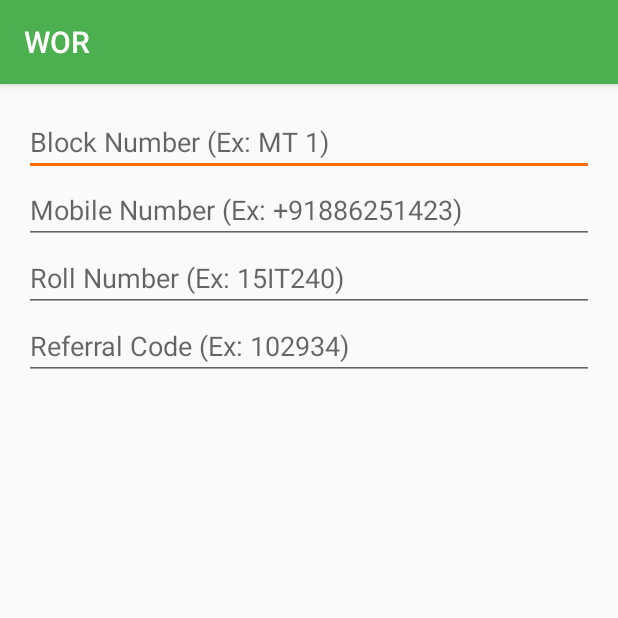
After one commit to WheelsOnRoll/WORApp, an Android app: the AddDetailsActivity screen opened directly, with no data from a screen before it, on a phone screen of 412 x 824 dp, the top half of it. The commit adds this screen. Run offline under Robolectric (Android 15) with nearby library versions, the phone set to English and light mode, and no system bars; 3 statements that could not run were skipped.

Commit message:
Details activity added (#15)

```diff
--- a/WOR/app/src/main/AndroidManifest.xml
+++ b/WOR/app/src/main/AndroidManifest.xml
@@ -1,7 +1,8 @@
 <?xml version="1.0" encoding="utf-8"?>
 <manifest xmlns:android="http://schemas.android.com/apk/res/android"
     package="wor.com.wor">
-    <uses-permission android:name="android.permission.CAMERA"></uses-permission>
+
+    <uses-permission android:name="android.permission.CAMERA" />
 
     <application
         android:allowBackup="true"
@@ -12,19 +13,20 @@
         <activity
             android:name=".MainActivity"
             android:label="@string/app_name"
-            android:theme="@style/AppTheme.NoActionBar"
-            android:screenOrientation="portrait">
+            android:screenOrientation="portrait"
+            android:theme="@style/AppTheme.NoActionBar">
             <intent-filter>
                 <action android:name="android.intent.action.MAIN" />
 
                 <category android:name="android.intent.category.LAUNCHER" />
             </intent-filter>
         </activity>
-        <activity android:name=".rideNow"></activity>
+        <activity android:name=".rideNow" />
         <activity
             android:name=".SignInActivity"
             android:label="@string/app_name"
             android:theme="@style/AppTheme" />
+        <activity android:name=".AddDetailsActivity"></activity>
     </application>
 
 </manifest>
--- /dev/null
+++ b/WOR/app/src/main/java/wor/com/wor/AddDetailsActivity.java
@@ -0,0 +1,42 @@
+package wor.com.wor;
+
+import android.support.annotation.IdRes;
+import android.support.annotation.Nullable;
+import android.support.v7.app.AppCompatActivity;
+import android.os.Bundle;
+import android.view.View;
+import android.widget.EditText;
+
+public class AddDetailsActivity extends AppCompatActivity {
+
+    private EditText blockNumber;
+    private EditText mobileNumber;
+    private EditText rollNumber;
+    private EditText referralCode;
+
+    private String emailID;
+    private String photoURL;
+    private String username;
+
+    //Email, photourl, Username
+    //bundle extras = getintent.getextras
+    //extras.getstring
+    @Override
+    protected void onCreate(Bundle savedInstanceState) {
+        super.onCreate(savedInstanceState);
+        setContentView(R.layout.activity_add_details);
+
+        //Get information from the layout file
+        blockNumber = (EditText) findViewById(R.id.block_number);
+        mobileNumber = (EditText) findViewById(R.id.mobile_number);
+        rollNumber = (EditText) findViewById(R.id.roll_number);
+        referralCode = (EditText) findViewById(R.id.referral_code);
+
+        Bundle extras = getIntent().getExtras();
+        extras.getString("email");
+        extras.getString("photoUrl");
+        extras.getString("id");
+    }
+
+
+}
--- a/WOR/app/src/main/java/wor/com/wor/BaseActivity.java
+++ b/WOR/app/src/main/java/wor/com/wor/BaseActivity.java
@@ -4,10 +4,6 @@ import android.app.ProgressDialog;
 import android.support.v7.app.AppCompatActivity;
 
 import com.google.firebase.auth.FirebaseAuth;
-
-/**
- * Created by Santosh on 28-Dec-16.
- */
 
 public class BaseActivity extends AppCompatActivity {
 
--- a/WOR/app/src/main/java/wor/com/wor/SignInActivity.java
+++ b/WOR/app/src/main/java/wor/com/wor/SignInActivity.java
@@ -33,11 +33,6 @@ import java.util.HashMap;
 import java.util.Map;
 
 import wor.com.wor.models.User;
-
-/**
- * Created by Santosh on 28-Dec-16.
- */
-
 
 public class SignInActivity extends BaseActivity implements
         GoogleApiClient.OnConnectionFailedListener, View.OnClickListener {
@@ -75,9 +70,7 @@ public class SignInActivity extends BaseActivity implements
                 .addApi(Auth.GOOGLE_SIGN_IN_API, gso)
                 .build();
 
-
     }
-
 
     @Override
     public void onClick(View v) {
@@ -156,7 +149,7 @@ public class SignInActivity extends BaseActivity implements
                                         // TODO: go directly to Main Page
                                     }else{
                                         // TODO: go to Add details activity
-                                        Intent intent = new Intent(/* TODO: Add Intent class */);
+                                        Intent intent = new Intent(SignInActivity.this, AddDetailsActivity.class);
                                         intent.putExtra("email", email);
                                         intent.putExtra("photoUrl", photoUrl);
                                         intent.putExtra("id", id);
--- /dev/null
+++ b/WOR/app/src/main/res/layout/activity_add_details.xml
@@ -0,0 +1,40 @@
+<?xml version="1.0" encoding="utf-8"?>
+<LinearLayout
+    xmlns:android="http://schemas.android.com/apk/res/android"
+    xmlns:tools="http://schemas.android.com/tools"
+    android:id="@+id/activity_add_details"
+    android:layout_width="match_parent"
+    android:layout_height="match_parent"
+    android:paddingBottom="@dimen/activity_vertical_margin"
+    android:paddingLeft="@dimen/activity_horizontal_margin"
+    android:paddingRight="@dimen/activity_horizontal_margin"
+    android:paddingTop="@dimen/activity_vertical_margin"
+    android:orientation="vertical"
+    tools:context="wor.com.wor.AddDetailsActivity">
+
+    <EditText
+        android:id="@+id/block_number"
+        android:layout_width="match_parent"
+        android:layout_height="wrap_content"
+        android:hint="@string/block_name"
+        />
+
+    <EditText
+        android:id="@+id/mobile_number"
+        android:layout_width="match_parent"
+        android:layout_height="wrap_content"
+        android:hint="@string/mobile_number"/>
+
+    <EditText
+        android:id="@+id/roll_number"
+        android:layout_width="match_parent"
+        android:layout_height="wrap_content"
+        android:hint="@string/roll_no"/>
+
+    <EditText
+        android:id="@+id/referral_code"
+        android:layout_width="match_parent"
+        android:layout_height="wrap_content"
+        android:hint="@string/referral_code"/>
+
+</LinearLayout>
--- a/WOR/app/src/main/res/values/strings.xml
+++ b/WOR/app/src/main/res/values/strings.xml
@@ -22,6 +22,11 @@
     <string name="report_owner">CYCLE OWNER COMPLAINT</string>
     <string name="feedbackMail">contact.wheelsonroll@gmail.com</string>
 
+    <string name="block_name">Block Number (Ex: MT 1)</string>
+    <string name="mobile_number">Mobile Number (Ex: +91886251423)</string>
+    <string name="roll_no">Roll Number (Ex: 15IT240)</string>
+    <string name="referral_code">Referral Code (Ex: 102934)</string>
+
     <string name="sampleMail">abc@gmail.com</string>
 
     <string name="action_settings">Settings</string>
```
